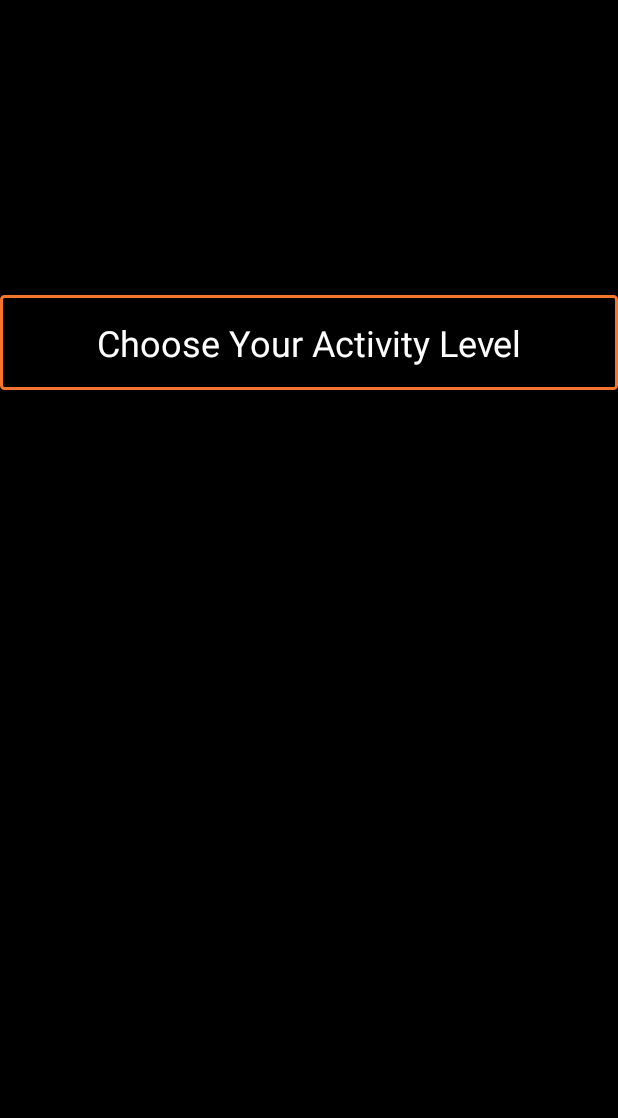
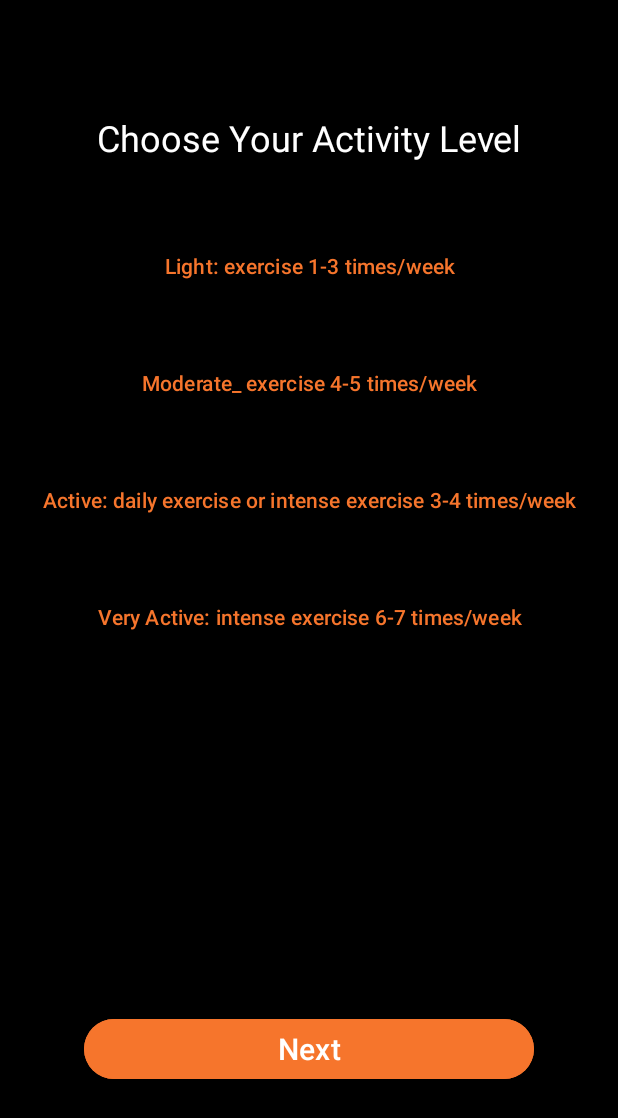
Before and after one commit to GhaithBuni/AndroidApp, an Android app: the fragment ActivityLevel shown on its own in the app's theme, on a phone screen of 412 x 824 dp. Shown: the top 1118 px of the screen. Run offline under Robolectric (Android 15) with nearby library versions, the phone set to English and light mode, and no system bars.

Commit message:
new adjustment

```diff
--- a/app/src/main/java/com/example/project/ChoseYourGoalFragment.kt
+++ b/app/src/main/java/com/example/project/ChoseYourGoalFragment.kt
@@ -8,6 +8,7 @@ import android.view.LayoutInflater
 import android.view.View
 import android.view.ViewGroup
 import android.widget.Button
+import androidx.navigation.findNavController
 
 // TODO: Rename parameter arguments, choose names that match
 // the fragment initialization parameters, e.g. ARG_ITEM_NUMBER
@@ -36,6 +37,11 @@ class ChoseYourGoalFragment : Fragment() {
         val button = view.findViewById<Button>(R.id.lose_weight_btn)
         val button1 = view.findViewById<Button>(R.id.gain_weight_btn)
         val button2 = view.findViewById<Button>(R.id.maintain)
+        val nextButton = view.findViewById<Button>(R.id.Next_button)
+
+        nextButton.setOnClickListener {
+            view.findNavController().navigate(R.id.action_choseYourGoalFragment_to_activityLevel)
+        }
 
         setButtonClickListener(button)
        setButtonClickListener(button1)
--- a/app/src/main/res/layout/fragment_activity_level.xml
+++ b/app/src/main/res/layout/fragment_activity_level.xml
@@ -1,12 +1,13 @@
 <?xml version="1.0" encoding="utf-8"?>
-<LinearLayout xmlns:android="http://schemas.android.com/apk/res/android"
+<LinearLayout
+    xmlns:android="http://schemas.android.com/apk/res/android"
     xmlns:tools="http://schemas.android.com/tools"
     xmlns:app="http://schemas.android.com/apk/res-auto"
     android:layout_width="match_parent"
     android:layout_height="match_parent"
     android:background="@color/black"
     tools:context=".ActivityLevel"
-    android:orientation="horizontal">
+    android:orientation="vertical">
 
     <TextView
         android:id="@+id/ActivityText"
@@ -16,20 +17,54 @@
         android:textColor="#FFFFFF"
         android:textSize="24sp"
         android:layout_marginTop="60dp"
-        android:background="@drawable/default_outline_button"
         android:padding="15dp"
-        android:gravity="center"/>
+        android:gravity="center"
+        />
 
     <Button
         android:id="@+id/Light_btn"
         android:layout_width="match_parent"
-        android:layout_height="match_parent"
-        android:layout_marginTop="15dp"
+        android:layout_height="wrap_content"
         android:backgroundTint="#000000"
-        android:gravity="center"
+        android:layout_marginTop="30dp"
         android:text="@string/light"
-        android:textColor="@color/buttonColor"
-        android:visibility="visible" />
+        android:textColor="@color/buttonColor" />
+    <Button
+        android:id="@+id/moderate_btn"
+        android:layout_width="match_parent"
+        android:layout_height="wrap_content"
+        android:backgroundTint="#000000"
+        android:layout_marginTop="30dp"
+        android:text="@string/moderate"
+        android:textColor="@color/buttonColor" />
+    <Button
+        android:id="@+id/active_btn"
+        android:layout_width="match_parent"
+        android:layout_height="wrap_content"
+        android:backgroundTint="#000000"
+        android:layout_marginTop="30dp"
+        android:text="@string/active"
+        android:textColor="@color/buttonColor" />
+    <Button
+        android:id="@+id/veryActive_btn"
+        android:layout_width="match_parent"
+        android:layout_height="wrap_content"
+        android:backgroundTint="#000000"
+        android:layout_marginTop="30dp"
+        android:text="@string/VeryActive"
+        android:textColor="@color/buttonColor" />
+
+    <Button
+        android:id="@+id/Next_button"
+        android:layout_width="300dp"
+        android:layout_height="wrap_content"
+        android:layout_gravity="center"
+        android:layout_marginTop="240dp"
+        android:backgroundTint="@color/buttonColor"
+        android:text="@string/Next"
+        android:textSize="20sp"/>
+
+
 
 
 </LinearLayout>
--- a/app/src/main/res/navigation/nav_graph.xml
+++ b/app/src/main/res/navigation/nav_graph.xml
@@ -18,5 +18,14 @@
         android:id="@+id/choseYourGoalFragment"
         android:name="com.example.project.ChoseYourGoalFragment"
         android:label="fragment_chose_your_goal"
-        tools:layout="@layout/fragment_chose_your_goal" />
+        tools:layout="@layout/fragment_chose_your_goal" >
+        <action
+            android:id="@+id/action_choseYourGoalFragment_to_activityLevel"
+            app:destination="@id/activityLevel" />
+    </fragment>
+    <fragment
+        android:id="@+id/activityLevel"
+        android:name="com.example.project.ActivityLevel"
+        android:label="fragment_activity_level"
+        tools:layout="@layout/fragment_activity_level" />
 </navigation>
--- a/app/src/main/res/values/strings.xml
+++ b/app/src/main/res/values/strings.xml
@@ -16,4 +16,9 @@
     <string name="Next">Next</string>
     <string name="ActivityLevel">Choose Your Activity Level</string>
     <string name="light">Light: exercise 1-3 times/week</string>
+    <string name="moderate">Moderate_ exercise 4-5 times/week</string>
+    <string name="active">Active: daily exercise or intense exercise 3-4 times/week</string>
+    <string name="VeryActive">Very Active: intense exercise 6-7 times/week</string>
+
+
 </resources>
```
